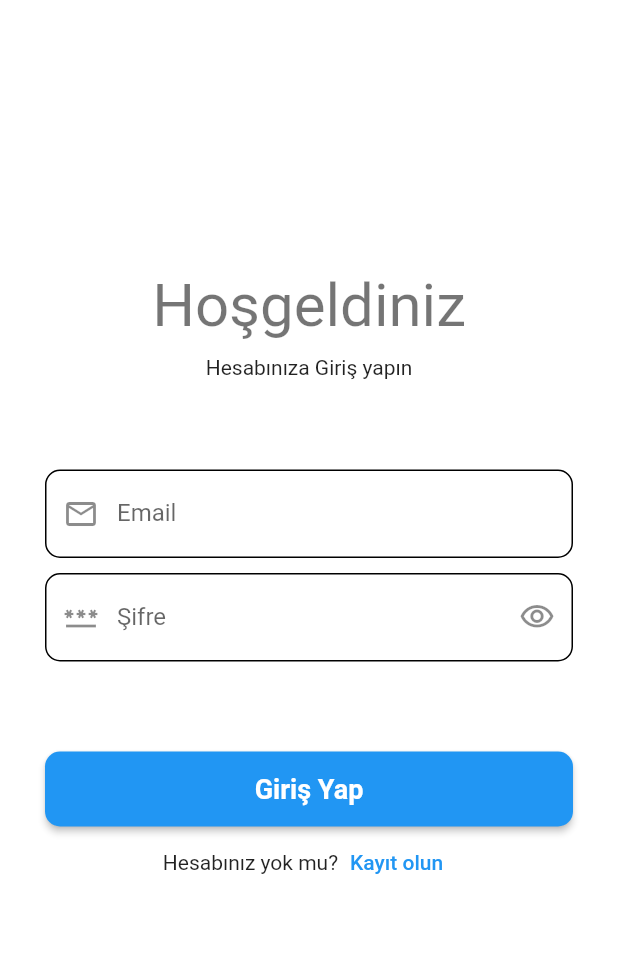
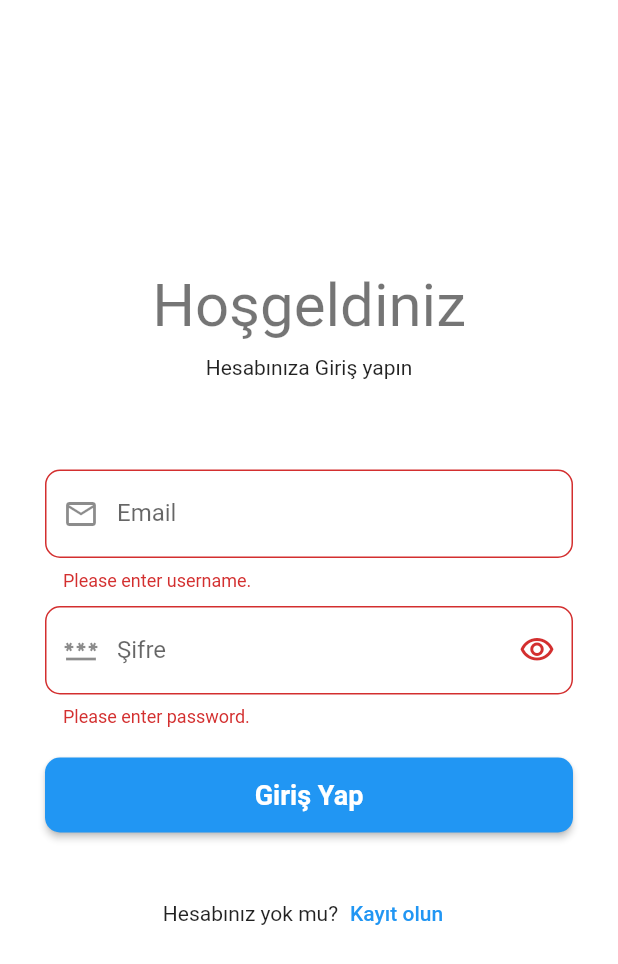
Before and after one commit to esatsatan/ev_Arkadasim_Flutter, a Flutter app: the SignIn screen opened directly, after a tap on "Giriş Yap", on a phone screen of 412 x 824 dp. Shown: the top 964 px of the screen. Run offline on Flutter 3.47's test engine with Material 2 defaults, Android fonts, the phone set to English and light mode, and no system bars; our stand-ins replace cloud_firestore, firebase_auth, firebase_core, hive_flutter; accounts and stored records are empty.

Commit message:
firebase firestore added.

```diff
--- a/lib/main.dart
+++ b/lib/main.dart
@@ -24,7 +24,7 @@ class MyApp extends StatelessWidget {
       theme: ThemeData(
         primarySwatch: Colors.blue,
       ),
-      home: SplashScreen(),
+      home: SignIn(),
     );
   }
 }
--- a/lib/src/authentication/FirebaseAuth.dart
+++ b/lib/src/authentication/FirebaseAuth.dart
@@ -1,14 +1,39 @@
+import 'package:cloud_firestore/cloud_firestore.dart';
 import 'package:firebase_auth/firebase_auth.dart';
 
 class AuthService {
   final FirebaseAuth _auth = FirebaseAuth.instance;
+  final FirebaseFirestore _firestore = FirebaseFirestore.instance;
 
-  Future<User?> createUser(String email, String password) async {
+  Future<User?> createUser(
+      {required String email,
+      required String password,
+      required String username,
+      required String university}) async {
+    String res = "Some Error occurred";
     try {
-      await _auth.createUserWithEmailAndPassword(
+      UserCredential credential = await _auth.createUserWithEmailAndPassword(
           email: email, password: password);
+
+      print(credential.user!.uid);
+      await _firestore.collection('users').add({
+        'username': username,
+        'email': email,
+        'password': password,
+        'university': university,
+      });
+      res = "Success";
     } on FirebaseAuthException catch (e) {
       print(e);
+    }
+  }
+
+  Future<User?> loginUser(
+      {required String email, required String password}) async {
+    try {
+      await _auth.signInWithEmailAndPassword(email: email, password: password);
+    } catch (error) {
+      print('error caused by: $error');
     }
   }
 
--- a/lib/src/login/SignIn.dart
+++ b/lib/src/login/SignIn.dart
@@ -19,8 +19,8 @@ class _SignInState extends State<SignIn> {
   final GlobalKey<FormState> _formKey = GlobalKey();
 
   final FocusNode _focusNodePassword = FocusNode();
-  final TextEditingController _controllerUsername = TextEditingController();
-  final TextEditingController _controllerPassword = TextEditingController();
+  final TextEditingController _emailController = TextEditingController();
+  final TextEditingController _passwordController = TextEditingController();
 
   bool _obscurePassword = true;
   AuthService _authService = AuthService();
@@ -48,7 +48,7 @@ class _SignInState extends State<SignIn> {
               ),
               const SizedBox(height: 60),
               TextFormField(
-                controller: _controllerUsername,
+                controller: _emailController,
                 keyboardType: TextInputType.emailAddress,
                 decoration: InputDecoration(
                   labelText: "Email",
@@ -70,7 +70,7 @@ class _SignInState extends State<SignIn> {
               ),
               const SizedBox(height: 10),
               TextFormField(
-                controller: _controllerPassword,
+                controller: _passwordController,
                 focusNode: _focusNodePassword,
                 obscureText: _obscurePassword,
                 keyboardType: TextInputType.visiblePassword,
@@ -100,7 +100,7 @@ class _SignInState extends State<SignIn> {
                   return null;
                 },
               ),
-              const SizedBox(height: 60),
+              const SizedBox(height: 20),
               Column(
                 children: [
                   ElevatedButton(
@@ -112,7 +112,9 @@ class _SignInState extends State<SignIn> {
                       ),
                     ),
                     onPressed: () {
-                      // check if user is verificated email.
+                      if (_formKey.currentState!.validate()) {
+                        // user login process
+                      }
                     },
                     child: const Text(
                       "Giriş Yap",
@@ -121,6 +123,9 @@ class _SignInState extends State<SignIn> {
                           fontWeight: FontWeight.bold,
                           color: Colors.white),
                     ),
+                  ),
+                  SizedBox(
+                    height: 30,
                   ),
                   Row(
                     mainAxisAlignment: MainAxisAlignment.center,
--- a/pubspec.yaml
+++ b/pubspec.yaml
@@ -41,6 +41,7 @@ dependencies:
   hive_flutter: ^1.1.0
   firebase_core: ^2.15.1
   firebase_auth: ^4.9.0
+  cloud_firestore: ^4.9.1
 
 
 dev_dependencies:
```
Also changed, not shown: lib/src/login/SignUp.dart (+14 -16 lines), pubspec.lock, 2 other files.
